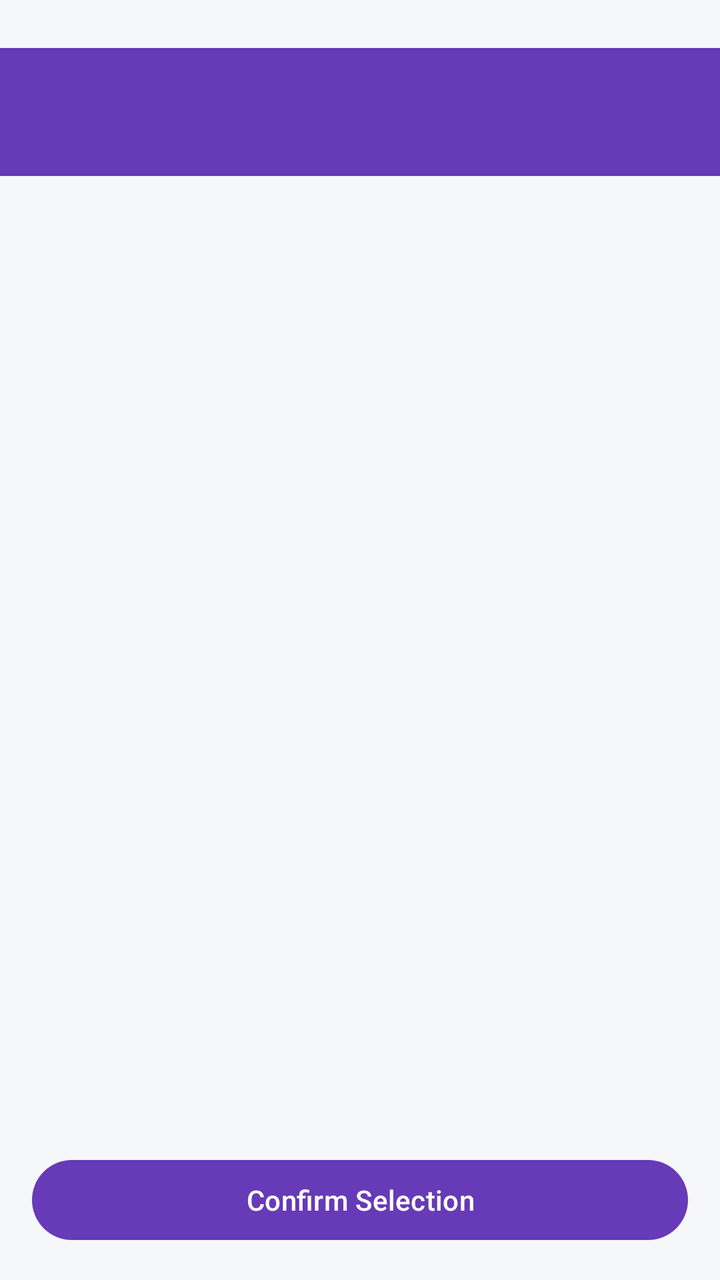
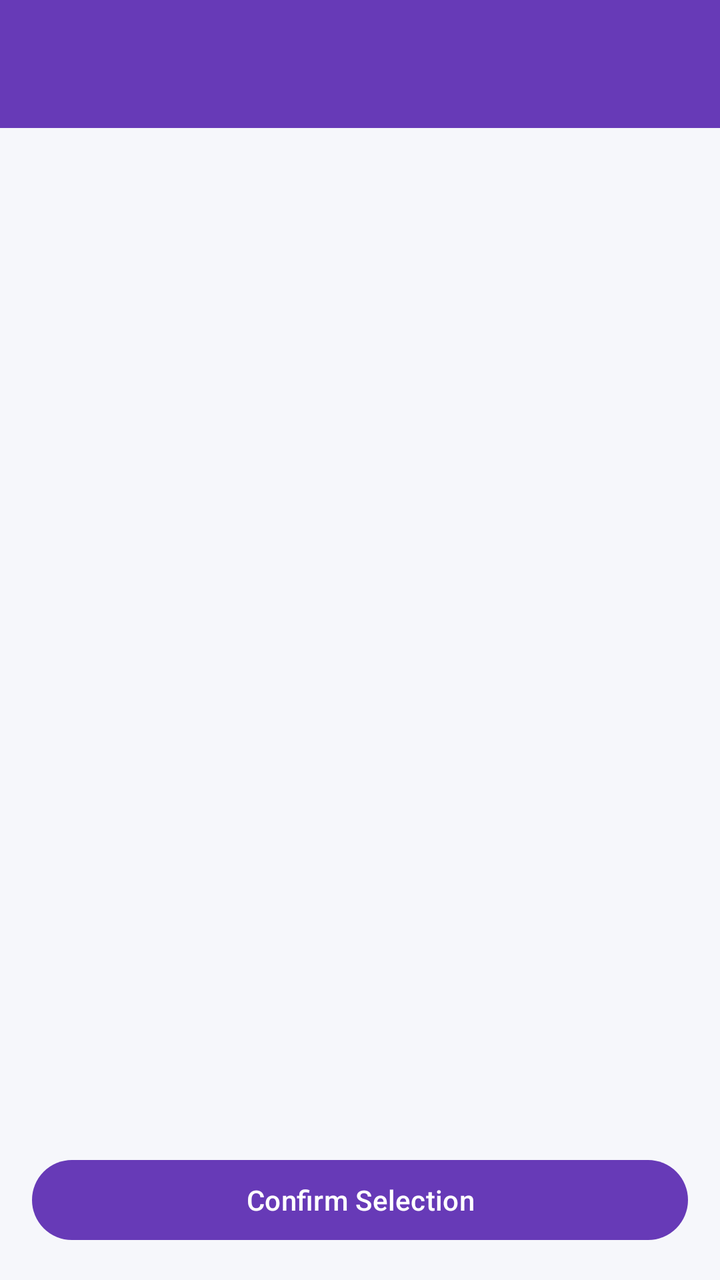

An Android layout rendered at two revisions. The XML below is the earlier revision; the diff shows what the commit changed to produce the second picture.
<!-- AndroidManifest.xml: application theme Theme.CampusConnect -->
<!-- res/layout/activity_avatar_picker.xml -->
<?xml version="1.0" encoding="utf-8"?>
<androidx.constraintlayout.widget.ConstraintLayout xmlns:android="http://schemas.android.com/apk/res/android"
    xmlns:app="http://schemas.android.com/apk/res-auto"
    android:layout_width="match_parent"
    android:layout_height="match_parent">

    <com.google.android.material.appbar.MaterialToolbar
        android:id="@+id/toolbar"
        android:layout_width="match_parent"
        android:layout_height="?attr/actionBarSize"
        android:layout_marginTop="24dp"
        android:background="?attr/colorPrimary"
        app:titleTextColor="?attr/colorOnPrimary"
        app:layout_constraintTop_toTopOf="parent" />

    <androidx.recyclerview.widget.RecyclerView
        android:id="@+id/avatarRecyclerView"
        android:layout_width="match_parent"
        android:layout_height="0dp"
        android:padding="8dp"
        app:layout_constraintBottom_toTopOf="@id/confirmButton"
        app:layout_constraintTop_toBottomOf="@id/toolbar" />

    <Button
        android:id="@+id/confirmButton"
        android:layout_width="match_parent"
        android:layout_height="wrap_content"
        android:layout_margin="16dp"
        android:text="Confirm Selection"
        app:layout_constraintBottom_toBottomOf="parent" />

</androidx.constraintlayout.widget.ConstraintLayout>
<!-- resources referenced by this layout -->
<resources>
  <style name="Theme.CampusConnect" parent="Base.Theme.CampusConnect" />
  <style name="Base.Theme.CampusConnect" parent="Theme.Material3.DayNight.NoActionBar">
          
          <item name="colorPrimary">@color/primary</item>
          <item name="colorOnPrimary">@color/on_primary</item>
          <item name="colorSecondary">@color/secondary</item>
          <item name="colorOnSecondary">@color/on_secondary</item>
          <item name="colorTertiary">@color/tertiary</item>
          <item name="colorOnTertiary">@color/on_tertiary</item>
          <item name="android:windowBackground">@color/background</item>
          <item name="colorSurface">@color/surface</item>
          <item name="colorOnSurface">@color/on_surface</item>
  
          <item name="colorSurfaceVariant">@color/surface_variant</item>
          <item name="colorOnSurfaceVariant">@color/on_surface_variant</item>
          <item name="colorError">@color/error</item>
          <item name="colorOnError">@color/on_error</item>
          <item name="colorOutline">@color/outline</item>
          <item name="colorOutlineVariant">@color/outline_variant</item>
          <item name="android:statusBarColor">@color/primary</item>
  
          
          <item name="materialCardViewStyle">@style/Widget.CampusConnect.Card</item>
      </style>
  <color name="primary">#673AB7</color>
  <color name="on_primary">#FFFFFF</color>
  <color name="secondary">#009688</color>
  <color name="on_secondary">#FFFFFF</color>
  <color name="tertiary">#FFC107</color>
  <color name="on_tertiary">#000000</color>
  <color name="background">#F6F7FB</color>
  <color name="surface">#FFFFFF</color>
  <color name="on_surface">#1A1C1E</color>
  <color name="surface_variant">#E1E2EC</color>
  <color name="on_surface_variant">#44474E</color>
  <color name="error">#B3261E</color>
  <color name="on_error">#FFFFFF</color>
  <color name="outline">#74777F</color>
  <color name="outline_variant">#C4C6D0</color>
  <style name="Widget.CampusConnect.Card" parent="Widget.Material3.CardView.Elevated">
          <item name="cardCornerRadius">16dp</item>
          <item name="cardElevation">2dp</item>
          <item name="strokeWidth">0dp</item>
      </style>
</resources>

<!-- the commit's change to res/layout/activity_avatar_picker.xml (unified diff, before → after) -->
@@ -8,7 +8,6 @@
         android:id="@+id/toolbar"
         android:layout_width="match_parent"
         android:layout_height="?attr/actionBarSize"
-        android:layout_marginTop="24dp"
         android:background="?attr/colorPrimary"
         app:titleTextColor="?attr/colorOnPrimary"
         app:layout_constraintTop_toTopOf="parent" />
@@ -26,7 +25,7 @@
         android:layout_width="match_parent"
         android:layout_height="wrap_content"
         android:layout_margin="16dp"
-        android:text="Confirm Selection"
+        android:text="@string/confirm_selection"
         app:layout_constraintBottom_toBottomOf="parent" />
 
 </androidx.constraintlayout.widget.ConstraintLayout>
<!-- resource entries referenced after the edit -->
@@ -1,5 +1,6 @@
 <!-- resources referenced by this layout -->
 <resources>
+  <string name="confirm_selection">Confirm Selection</string>
   <style name="Theme.CampusConnect" parent="Base.Theme.CampusConnect" />
   <style name="Base.Theme.CampusConnect" parent="Theme.Material3.DayNight.NoActionBar">
           
